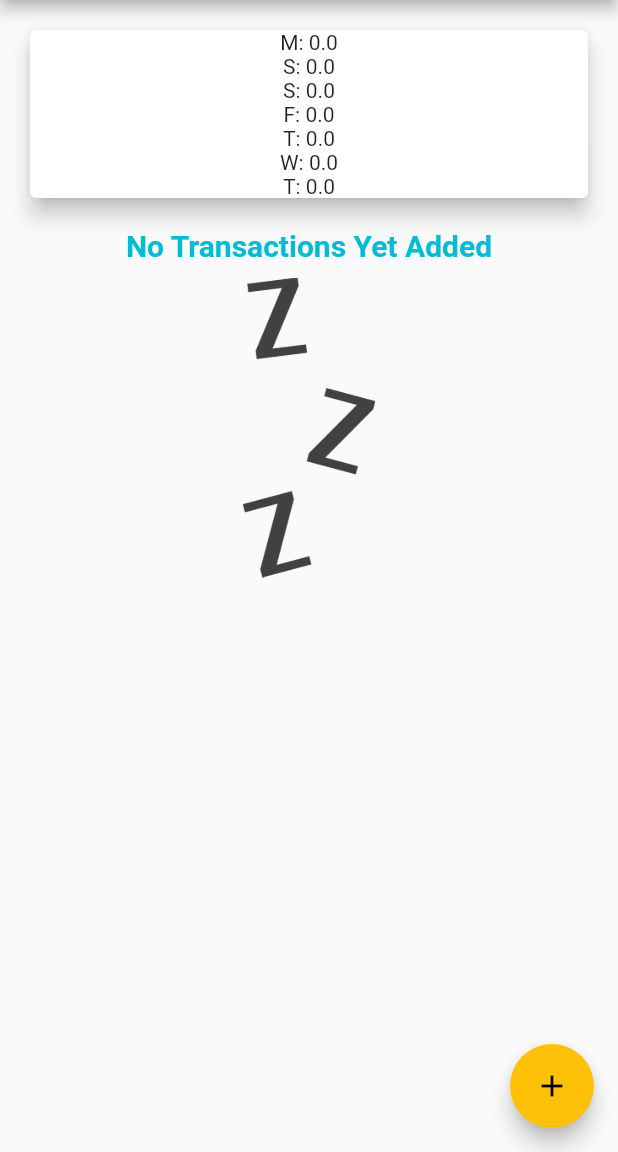
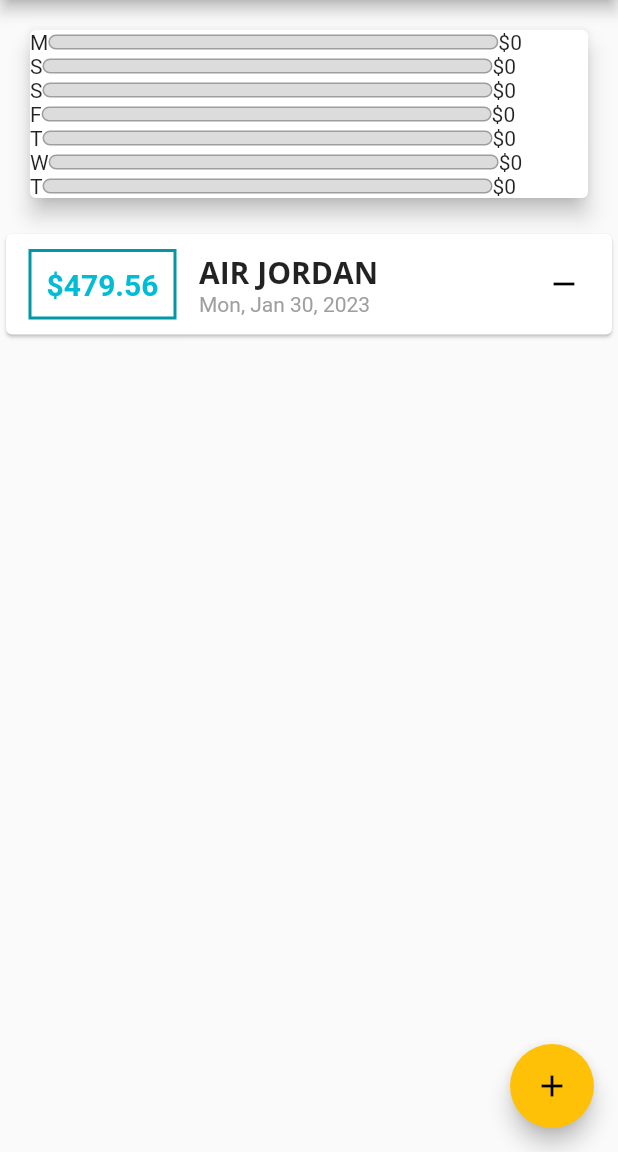
Before and after one commit to CHAITANYA9999999/FLUTTER-EXPENSE-APP, a Flutter app: the screen it shows after launch, on a phone screen of 412 x 824 dp, the part 84-1236 px from its top. Run offline on Flutter 3.47's test engine with Material 2 defaults, Android fonts, the phone set to English and light mode, and no system bars.

Commit message:
DAY 4 COMPLETED

```diff
--- a/lib/main.dart
+++ b/lib/main.dart
@@ -3,7 +3,6 @@
 import 'package:expense_app/widgets/transaction_list.dart';
 import 'package:flutter/material.dart';
 import './model/transaction.dart';
-import './widgets/chart.dart';
 
 void main() => runApp(MyApp());
 
@@ -65,7 +64,10 @@
   //   ),
   // ];
 
-  final List<Transaction> _userTransaction = [];
+  final List<Transaction> _userTransaction = [
+    Transaction(
+        id: 'id', title: 'AIR JORDAN', amount: 479.56, date: DateTime.now())
+  ];
 
   List<Transaction> get _recentTransaction {
     return _userTransaction.where((element) {
@@ -86,15 +88,15 @@
     });
   }
 
-  // late String titleInput;
+  //* late String titleInput;
   void _startAddNewTransaction(BuildContext ctx) {
     showModalBottomSheet(
         context: ctx,
         builder: (_) {
           return GestureDetector(
-            child: NewTransaction(_addNewTransaction),
             onTap: (() {}),
             behavior: HitTestBehavior.translucent,
+            child: NewTransaction(_addNewTransaction),
           );
         });
   }
--- a/lib/widgets/chart.dart
+++ b/lib/widgets/chart.dart
@@ -1,6 +1,7 @@
 import 'package:flutter/material.dart';
 import '../model/transaction.dart';
 import 'package:intl/intl.dart';
+import './chart_bar.dart';
 
 class Chart extends StatelessWidget {
   final List<Transaction> recentTransacition;
@@ -25,6 +26,22 @@
     });
   }
 
+  // double get fraction {
+  //   var sum = 0.00;
+  //   for (var i = 0; i < recentTransacition.length; i++) {
+  //     sum += recentTransacition[i].amount;
+  //   }
+  //   print(sum);
+  //   return sum;
+  // }
+
+  double get maxSpending {
+    return groupedTransactionValue.fold(0.0, (sum, item) {
+      return sum + (item['amount'] as double);
+    });
+  }
+
+  List<String> s = ['df', 'sdf'];
   @override
   Widget build(BuildContext context) {
     return Card(
@@ -32,7 +49,18 @@
       margin: EdgeInsets.all(20),
       child: Column(
         children: groupedTransactionValue.map((data) {
-          return Text('${data['day']}: ${data['amount']}');
+          return ChartBar(
+            label: data['day'].toString(),
+            spendingAmount: double.parse(data['amount'].toString()),
+
+            spendingPercentageOfTotal: maxSpending == 0.0
+                ? data['amount'] as double
+                : ((data['amount'] as double) / maxSpending),
+
+            // spendingPercentageOfTotal: fraction.toInt() != 0
+            //      (double.parse(data['amount'].toString()) / fraction)
+            //     : 0
+          );
         }).toList(),
       ),
     );
--- a/lib/widgets/chart_bar.dart
+++ b/lib/widgets/chart_bar.dart
@@ -23,7 +23,7 @@
         ),
         Container(
           height: 10,
-          width: 60,
+          width: 300,
           child: Stack(
             children: [
               Container(
@@ -32,7 +32,17 @@
                     color: Colors.grey,
                     width: 1.0,
                   ),
+                  color: Color.fromRGBO(220, 220, 220, 1),
+                  borderRadius: BorderRadius.circular(10),
                 ),
+              ),
+              FractionallySizedBox(
+                widthFactor: spendingPercentageOfTotal,
+                child: Container(
+                    decoration: BoxDecoration(
+                  color: Theme.of(context).primaryColor,
+                  borderRadius: BorderRadius.circular(10),
+                )),
               )
             ],
           ),
--- a/lib/widgets/new_transaction_.dart
+++ b/lib/widgets/new_transaction_.dart
@@ -20,8 +20,8 @@
       return;
     }
 
-    //this widget.add has been added by automatically when we converted
-    //it from stateles to stateful widget
+    //*this widget.add has been added by automatically when we converted
+    //*it from stateles to stateful widget
     widget.addTx(enteredTitle, enteredAmount);
 
     Navigator.of(context).pop(); //the modal bottom sheet will
```
